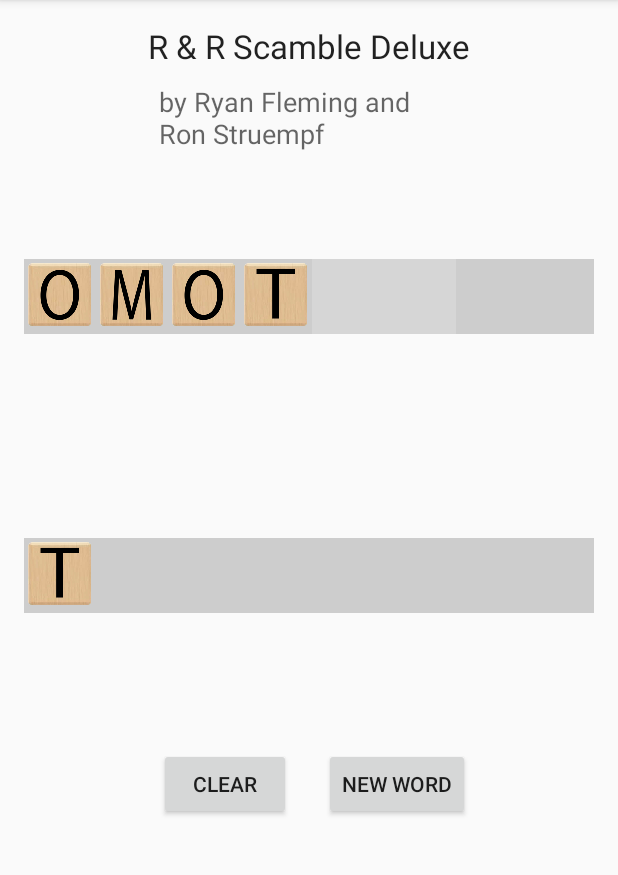
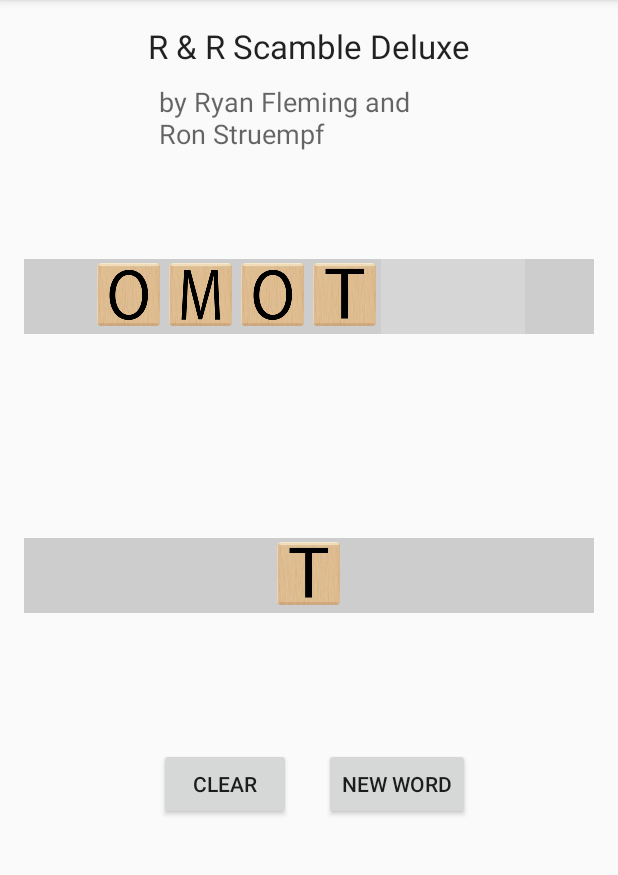
Before and after one commit to rstruempf/RnRScramble, an Android app: the screen it shows after launch (MainActivity), after a tap on an icon or button, on a phone screen of 412 x 824 dp, the part 84-959 px from its top. Run offline under Robolectric (Android 15) with nearby library versions, the phone set to English and light mode, and no system bars; 2 other taps on this screen came first; grey boxes are pictures that could not be loaded.

Commit message:
Set layout gravity so tiles are centered in their Linear layouts.

```diff
--- a/app/src/main/java/edu/westga/rnrscramble/view/MainActivity.java
+++ b/app/src/main/java/edu/westga/rnrscramble/view/MainActivity.java
@@ -1,5 +1,6 @@
 package edu.westga.rnrscramble.view;
 
+import android.app.ActionBar;
 import android.os.Bundle;
 
 import android.support.v7.app.AppCompatActivity;
@@ -7,6 +8,7 @@ import android.support.v7.widget.Toolbar;
 import android.view.View;
 import android.view.Menu;
 import android.view.MenuItem;
+import android.view.ViewGroup;
 import android.widget.Button;
 import android.widget.ImageView;
 import android.widget.LinearLayout;
@@ -118,6 +120,7 @@ public class MainActivity extends AppCompatActivity {
                         MainActivity.this.imageLayout.removeView(tile);
                         MainActivity.this.answerLayout.addView(tile);
                         MainActivity.this.checkAnswer();
+                        tile.setForegroundGravity(View.TEXT_ALIGNMENT_CENTER);
                     } else {
                         MainActivity.this.answerLayout.removeView(tile);
                         MainActivity.this.imageLayout.addView(tile);
--- a/app/src/main/res/layout/content_main.xml
+++ b/app/src/main/res/layout/content_main.xml
@@ -63,7 +63,9 @@
         android:layout_below="@+id/textView2"
         android:layout_alignParentLeft="true"
         android:layout_alignParentStart="true"
-        android:background="#cdcdcd">
+        android:background="#cdcdcd"
+        android:layout_centerHorizontal="true"
+        android:gravity="center_horizontal">
 
     </LinearLayout>
 
@@ -72,9 +74,10 @@
         android:layout_width="match_parent"
         android:layout_height="50dp"
         android:id="@+id/answerLayout"
+        android:background="#cdcdcd"
         android:layout_centerVertical="true"
         android:layout_alignParentRight="true"
         android:layout_alignParentEnd="true"
-        android:background="#cdcdcd"></LinearLayout>
+        android:gravity="center_horizontal"></LinearLayout>
 
 </RelativeLayout>
```
